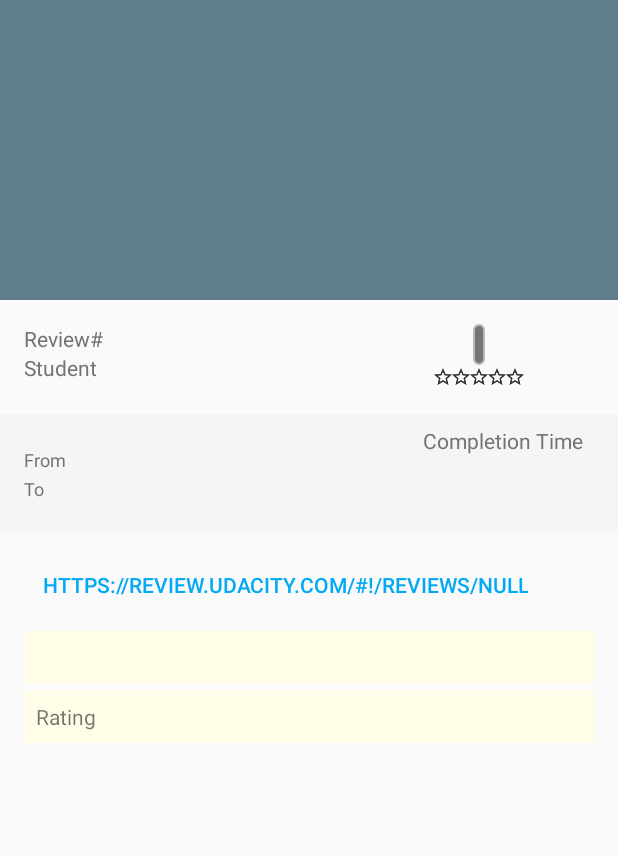
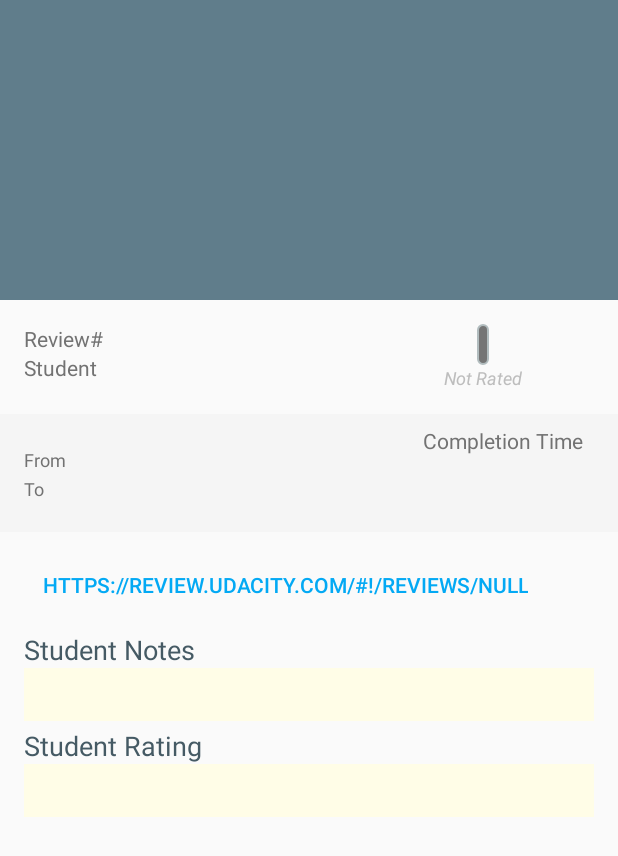
Before and after one commit to throwrocks/android-udacity-reviews, an Android app: the ReviewsDetailActivity screen opened directly, with no data from a screen before it, on a phone screen of 412 x 824 dp. Shown: the top 856 px of the screen. Run offline under Robolectric (Android 15) with nearby library versions, the phone set to English and light mode, and no system bars; libraries missing offline, so code that uses them is left out: io.realm; 12 statements that could not run were skipped.

Commit message:
Finished implementing the student rating/feedback.

```diff
--- a/app/src/main/java/rocks/athrow/android_udacity_reviews/ReviewsDetailActivity.java
+++ b/app/src/main/java/rocks/athrow/android_udacity_reviews/ReviewsDetailActivity.java
@@ -66,6 +66,11 @@ public class ReviewsDetailActivity extends AppCompatActivity {
                     ReviewsDetailActivityFragment.ARG_STUDENT_NOTES,
                     intent.getStringExtra(ReviewsDetailActivityFragment.ARG_STUDENT_NOTES)
             );
+            arguments.putInt(
+                    ReviewsDetailActivityFragment.ARG_RATING,
+                    intent.getIntExtra(ReviewsDetailActivityFragment.ARG_RATING, 0)
+            );
+
 
 
             ReviewsDetailActivityFragment fragment = new ReviewsDetailActivityFragment();
--- a/app/src/main/java/rocks/athrow/android_udacity_reviews/ReviewsDetailActivityFragment.java
+++ b/app/src/main/java/rocks/athrow/android_udacity_reviews/ReviewsDetailActivityFragment.java
@@ -2,6 +2,7 @@ package rocks.athrow.android_udacity_reviews;
 
 import android.app.Activity;
 import android.content.Intent;
+import android.graphics.drawable.Drawable;
 import android.net.Uri;
 import android.support.design.widget.CollapsingToolbarLayout;
 import android.support.v4.app.Fragment;
@@ -12,9 +13,19 @@ import android.view.LayoutInflater;
 import android.view.View;
 import android.view.ViewGroup;
 import android.widget.Button;
+import android.widget.ImageView;
+import android.widget.LinearLayout;
 import android.widget.TextView;
 
 import org.w3c.dom.Text;
+
+import io.realm.Realm;
+import io.realm.RealmConfiguration;
+import io.realm.RealmQuery;
+import io.realm.RealmResults;
+import io.realm.Sort;
+import rocks.athrow.android_udacity_reviews.Data.RealmFeedback;
+import rocks.athrow.android_udacity_reviews.Data.RealmReview;
 
 /**
  * A placeholder fragment containing a simple view.
@@ -35,6 +46,7 @@ public class ReviewsDetailActivityFragment extends Fragment {
     public static final String ARG_ARCHIVE_URL = "archive_url";
     public static final String ARG_FILENAME = "filename";
     public static final String ARG_STUDENT_NOTES = "notes";
+    public static final String ARG_RATING = "rating";
     private String projectName;
     private String reviewId;
     private String userName;
@@ -46,6 +58,8 @@ public class ReviewsDetailActivityFragment extends Fragment {
     private String archiveUrl;
     private String fileName;
     private String studentNotes;
+    private int rating;
+    private String feedbackString;
 
     /**
      * Mandatory empty constructor for the fragment manager to instantiate the
@@ -69,8 +83,22 @@ public class ReviewsDetailActivityFragment extends Fragment {
         reviewUrl = "https://review.udacity.com/#!/reviews/" + reviewId;
         archiveUrl = getArguments().getString(ARG_ARCHIVE_URL);
         studentNotes = getArguments().getString(ARG_STUDENT_NOTES);
+        rating = getArguments().getInt(ARG_RATING);
+        fileName = getArguments().getString(ARG_FILENAME);
 
-        fileName = getArguments().getString(ARG_FILENAME);
+        // Get the feedback
+        RealmConfiguration realmConfig = new RealmConfiguration.Builder(getContext()).build();
+        Realm.setDefaultConfiguration(realmConfig);
+        Realm realm = Realm.getDefaultInstance();
+        realm.beginTransaction();
+        RealmQuery<RealmFeedback> query = realm.where(RealmFeedback.class);
+        // Add query conditions:
+        query.equalTo("submission_id", Integer.parseInt(reviewId));
+        RealmResults<RealmFeedback> feedbacks = query.findAll().sort("created_at", Sort.DESCENDING);
+        realm.commitTransaction();
+        if ( feedbacks.size() > 0 ){
+            feedbackString = feedbacks.get(0).getBody();
+        }
 
 
         if (getArguments().containsKey(ARG_PROJECT_NAME)) {
@@ -102,6 +130,14 @@ public class ReviewsDetailActivityFragment extends Fragment {
         TextView elapsedTimeView = (TextView) rootView.findViewById(R.id.review_detail_elapsed_time);
         Button reviewButton = (Button) rootView.findViewById(R.id.review_details_project_review);
         TextView studentNotesView = (TextView) rootView.findViewById(R.id.review_detail_student_notes);
+        LinearLayout viewRatingBox = (LinearLayout) rootView.findViewById(R.id.review_rating_box);
+        TextView viewReviewNone = (TextView) rootView.findViewById(R.id.review_rating_none);
+        ImageView viewReviewStar1  = (ImageView) rootView.findViewById(R.id.review_rating_star1);
+        ImageView viewReviewStar2 = (ImageView) rootView.findViewById(R.id.review_rating_star2);
+        ImageView viewReviewStar3 = (ImageView) rootView.findViewById(R.id.review_rating_star3);
+        ImageView  viewReviewStar4 = (ImageView) rootView.findViewById(R.id.review_rating_star4);
+        ImageView  viewReviewStar5 = (ImageView) rootView.findViewById(R.id.review_rating_star5);
+        TextView viewStudentFeedback = (TextView) rootView.findViewById(R.id.review_detail_student_feedback);
         // Set the views
         reviewIdView.setText(reviewId);
         userNameView.setText(userName);
@@ -110,6 +146,40 @@ public class ReviewsDetailActivityFragment extends Fragment {
         resultView.setText(result);
         elapsedTimeView.setText(elapsedTime);
         reviewButton.setText(reviewUrl);
+        viewStudentFeedback.setText(feedbackString);
+
+
+        if ( rating == 0 ){
+            viewReviewNone.setText("Not Rated");
+            viewReviewNone.setVisibility(View.VISIBLE);
+            viewRatingBox.setVisibility(View.GONE);
+        }else if ( rating > 0) {
+            viewReviewNone.setVisibility(View.GONE);
+            viewRatingBox.setVisibility(View.VISIBLE);
+            Drawable starFilled = ContextCompat.getDrawable(getContext(), R.drawable.icon_star_filled);
+            if (rating == 1) {
+                viewReviewStar1.setBackground(starFilled);
+            } else if (rating == 2) {
+                viewReviewStar1.setBackground(starFilled);
+                viewReviewStar2.setBackground(starFilled);
+            } else if (rating == 3) {
+                viewReviewStar1.setBackground(starFilled);
+                viewReviewStar2.setBackground(starFilled);
+                viewReviewStar3.setBackground(starFilled);
+            } else if (rating == 4) {
+                viewReviewStar1.setBackground(starFilled);
+                viewReviewStar2.setBackground(starFilled);
+                viewReviewStar3.setBackground(starFilled);
+                viewReviewStar4.setBackground(starFilled);
+            } else if (rating == 5) {
+                viewReviewStar1.setBackground(starFilled);
+                viewReviewStar2.setBackground(starFilled);
+                viewReviewStar3.setBackground(starFilled);
+                viewReviewStar4.setBackground(starFilled);
+                viewReviewStar5.setBackground(starFilled);
+            }
+        }
+
 
         if (studentNotes.equals("null")) {
             studentNotes = "No notes provided";
--- a/app/src/main/res/layout/fragment_reviews_detail.xml
+++ b/app/src/main/res/layout/fragment_reviews_detail.xml
@@ -213,7 +213,15 @@
         android:layout_marginBottom="4dp"
         android:layout_marginEnd="16dp"
         android:layout_marginStart="16dp"
-        android:orientation="horizontal">
+        android:orientation="vertical">
+
+        <TextView
+            android:id="@+id/review_detail_student_notes_label"
+            android:layout_width="wrap_content"
+            android:layout_height="wrap_content"
+            android:text="Student Notes"
+            android:textColor="@color/colorPrimaryDark"
+            android:textSize="18sp" />
 
         <TextView
             android:id="@+id/review_detail_student_notes"
@@ -230,15 +238,22 @@
         android:layout_marginBottom="4dp"
         android:layout_marginEnd="16dp"
         android:layout_marginStart="16dp"
-        android:orientation="horizontal">
+        android:orientation="vertical">
 
         <TextView
-            android:id="@+id/review_detail_rating"
+            android:id="@+id/review_detail_student_feedback_label"
+            android:layout_width="wrap_content"
+            android:layout_height="wrap_content"
+            android:text="Student Rating"
+            android:textColor="@color/colorPrimaryDark"
+            android:textSize="18sp" />
+
+        <TextView
+            android:id="@+id/review_detail_student_feedback"
             android:layout_width="match_parent"
             android:layout_height="wrap_content"
             android:background="#FFFDE7"
-            android:padding="8dp"
-            android:text="Rating" />
+            android:padding="8dp" />
     </LinearLayout>
 
 </LinearLayout>
--- a/app/src/main/res/layout/review_list_item.xml
+++ b/app/src/main/res/layout/review_list_item.xml
@@ -65,7 +65,6 @@
             android:orientation="vertical"
             android:paddingEnd="4dp"
             android:paddingStart="4dp">
-
             <TextView
                 android:id="@+id/review_result"
                 android:layout_width="24dp"
```
Also changed, not shown: app/src/main/java/rocks/athrow/android_udacity_reviews/ReviewListAdapter.java (+4 -3 lines), app/src/main/res/drawable/icon_star_filled.png, app/src/main/res/drawable/icon_star_unfilled.png.
